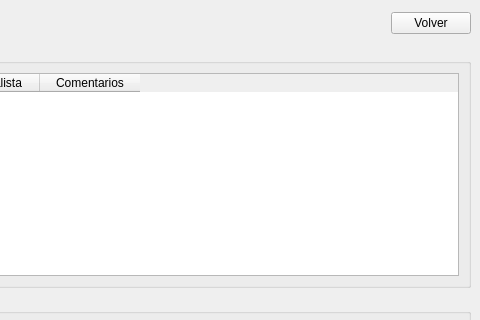
mbatla00/cediza_IS, file src/vista/ui/paciente/sesiones.ui: the form before one commit; both pictures show x 282 to 762 and y 0 to 320 of the 762 by 569 pixel window.
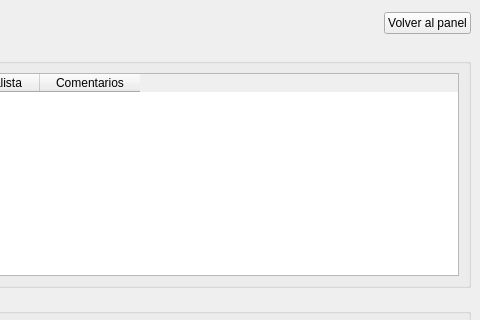
The form after the commit.

Diff of the .ui file:
```diff
--- a/src/vista/ui/paciente/sesiones.ui
+++ b/src/vista/ui/paciente/sesiones.ui
@@ -94,7 +94,7 @@
        </font>
       </property>
       <property name="text">
-       <string>Volver</string>
+       <string>Volver al panel</string>
       </property>
      </widget>
     </item>
```
